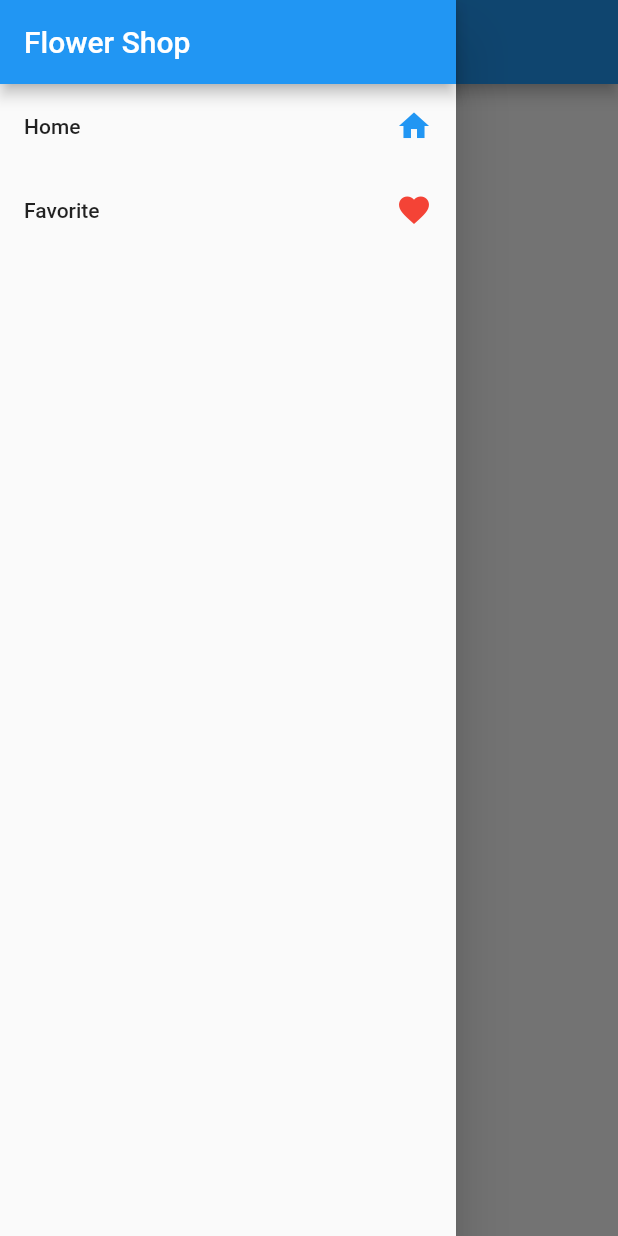
After one commit to nilldiggonto/flutter2-django-ecommerce, a Flutter app: the FavoriteScreen screen opened by its route, with the side drawer open, on a phone screen of 412 x 824 dp. The commit adds this screen. Run offline on Flutter 3.47's test engine with Material 2 defaults, Android fonts, the light colour scheme and no system bars; network calls fail.

Commit message:
Menu bar and favorite section added

```diff
--- a/flutter_app/flower_app/lib/main.dart
+++ b/flutter_app/flower_app/lib/main.dart
@@ -1,3 +1,4 @@
+import 'package:flower_app/screens/favouriteScreen.dart';
 import 'package:flower_app/screens/homeScreen.dart';
 import 'package:flower_app/screens/productDetailScreen.dart';
 import 'package:flower_app/state/productState.dart';
@@ -21,6 +22,7 @@ class MyApp extends StatelessWidget {
         routes: {
           HomeScreen.routename: (context) => HomeScreen(),
           ProductDetailScreen.routeName: (context) => ProductDetailScreen(),
+          FavoriteScreen.routeName: (context) => FavoriteScreen(),
         },
       ),
     );
--- a/flutter_app/flower_app/lib/screens/favouriteScreen.dart
+++ b/flutter_app/flower_app/lib/screens/favouriteScreen.dart
@@ -0,0 +1,17 @@
+import 'package:flower_app/widgets/bureger_menu.dart';
+import 'package:flutter/material.dart';
+
+class FavoriteScreen extends StatelessWidget {
+  // const FavoriteScreen({ Key? key }) : super(key: key);
+  static const routeName = '/fav-screen';
+
+  @override
+  Widget build(BuildContext context) {
+    return Scaffold(
+      appBar: AppBar(
+        title: Text('Marked Items'),
+      ),
+      drawer: BurgerMenu(),
+    );
+  }
+}
--- a/flutter_app/flower_app/lib/screens/homeScreen.dart
+++ b/flutter_app/flower_app/lib/screens/homeScreen.dart
@@ -1,4 +1,5 @@
 import 'package:flower_app/state/productState.dart';
+import 'package:flower_app/widgets/bureger_menu.dart';
 import 'package:flower_app/widgets/singleProduct.dart';
 import 'package:flutter/material.dart';
 import 'package:provider/provider.dart';
@@ -40,6 +41,7 @@ class _HomeScreenState extends State<HomeScreen> {
           ));
     else
       return Scaffold(
+          drawer: BurgerMenu(),
           appBar: AppBar(
             title: Text('Flower Shop'),
           ),
--- /dev/null
+++ b/flutter_app/flower_app/lib/widgets/bureger_menu.dart
@@ -0,0 +1,42 @@
+import 'package:flower_app/screens/favouriteScreen.dart';
+import 'package:flower_app/screens/homeScreen.dart';
+import 'package:flutter/material.dart';
+
+class BurgerMenu extends StatelessWidget {
+  const BurgerMenu({Key? key}) : super(key: key);
+
+  @override
+  Widget build(BuildContext context) {
+    return Drawer(
+      child: Column(
+        children: [
+          AppBar(
+            title: Text('Flower Shop'),
+            automaticallyImplyLeading: false,
+          ),
+          ListTile(
+            onTap: () {
+              Navigator.of(context).pushReplacementNamed(HomeScreen.routename);
+            },
+            trailing: Icon(
+              Icons.home,
+              color: Colors.blue,
+            ),
+            title: Text('Home'),
+          ),
+          ListTile(
+            onTap: () {
+              Navigator.of(context)
+                  .pushReplacementNamed(FavoriteScreen.routeName);
+            },
+            trailing: Icon(
+              Icons.favorite,
+              color: Colors.red,
+            ),
+            title: Text('Favorite'),
+          )
+        ],
+      ),
+    );
+  }
+}
```
Also changed, not shown: flutter_app/flower_app/lib/state/productState.dart (+16 -12 lines), 1 other file.
